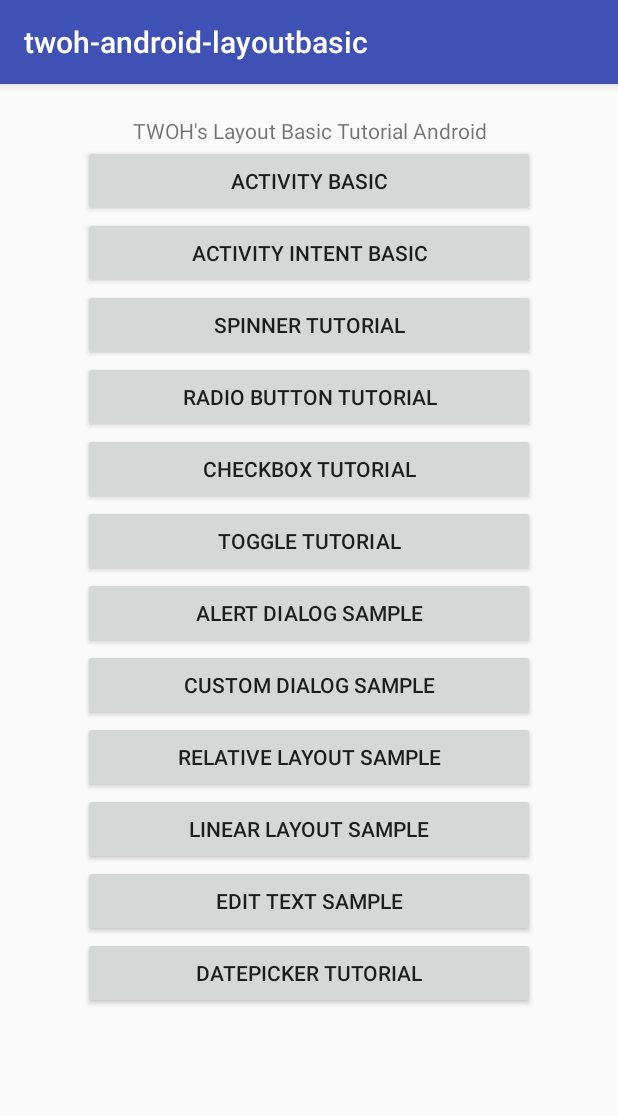
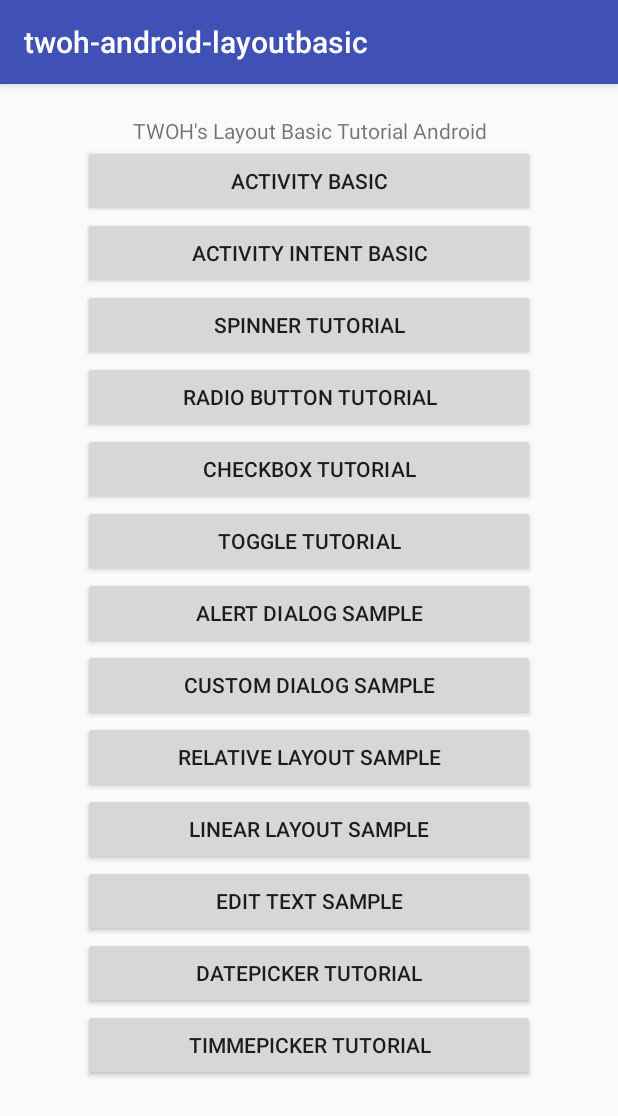
Before and after one commit to twoh/twoh-android-layout-basic, an Android app: the screen it shows after launch (MainActivity), on a phone screen of 412 x 824 dp. Shown: the top 1116 px of the screen. Run offline under Robolectric (Android 15) with nearby library versions, the phone set to English and light mode, and no system bars.

Commit message:
add timepicker tutorial

```diff
--- a/src/main/AndroidManifest.xml
+++ b/src/main/AndroidManifest.xml
@@ -31,6 +31,7 @@
             android:name=".TWOHRelativeLayout"/>
         <activity android:name=".TWOHEditText"/>
         <activity android:name=".TWOHDatePicker"/>
+        <activity android:name=".TWOHTimePicker"/>
     </application>
 
 </manifest>
--- a/src/main/java/id/web/twoh/twoh_android_layoutbasic/MainActivity.java
+++ b/src/main/java/id/web/twoh/twoh_android_layoutbasic/MainActivity.java
@@ -108,5 +108,13 @@ public class MainActivity extends AppCompatActivity {
                 startActivity(new Intent(MainActivity.this, TWOHDatePicker.class));
             }
         });
+
+        Button btTimePicker = (Button) findViewById(R.id.bt_timepicker);
+        btTimePicker.setOnClickListener(new View.OnClickListener() {
+            @Override
+            public void onClick(View view) {
+                startActivity(new Intent(MainActivity.this, TWOHTimePicker.class));
+            }
+        });
     }
 }
--- a/src/main/res/layout/activity_main.xml
+++ b/src/main/res/layout/activity_main.xml
@@ -100,6 +100,12 @@
                 android:layout_height="wrap_content"
                 android:text="DatePicker Tutorial" />
 
+            <Button
+                android:id="@+id/bt_timepicker"
+                android:layout_width="match_parent"
+                android:layout_height="wrap_content"
+                android:text="TimmePicker Tutorial" />
+
         </LinearLayout>
     </ScrollView>
 </LinearLayout>
```
Also changed, not shown: src/main/java/id/web/twoh/twoh_android_layoutbasic/TWOHTimePicker.java (added, +71 -0 lines), src/main/res/layout/activity_timepicker.xml (added, +22 -0 lines), 1 other file.
